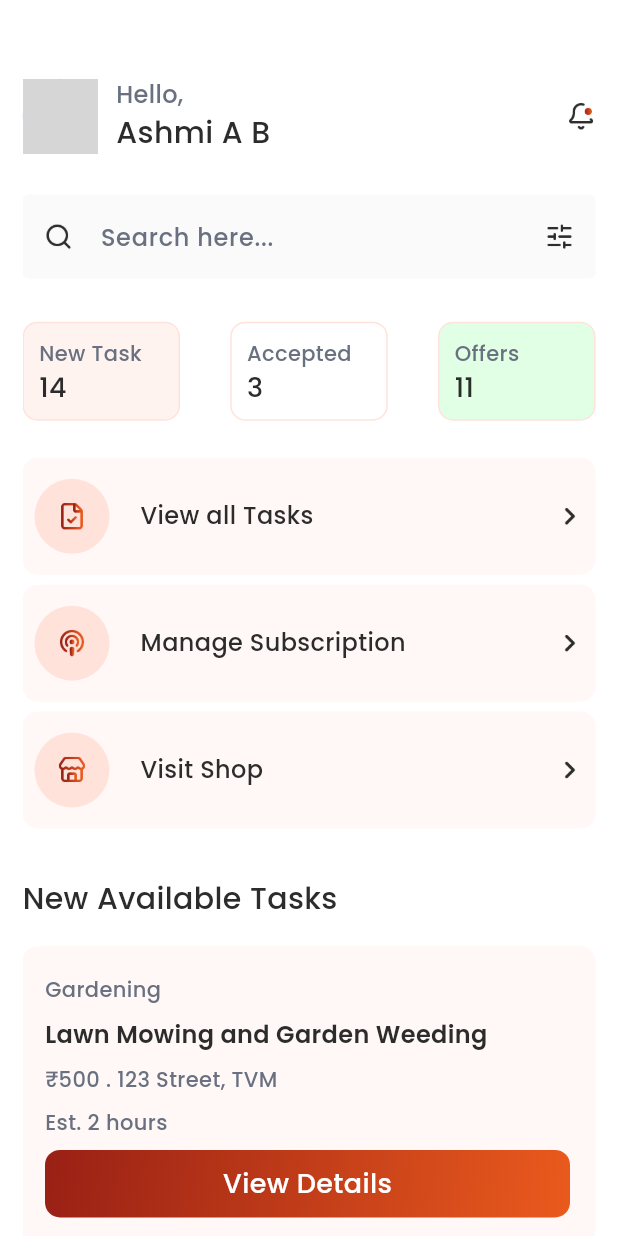
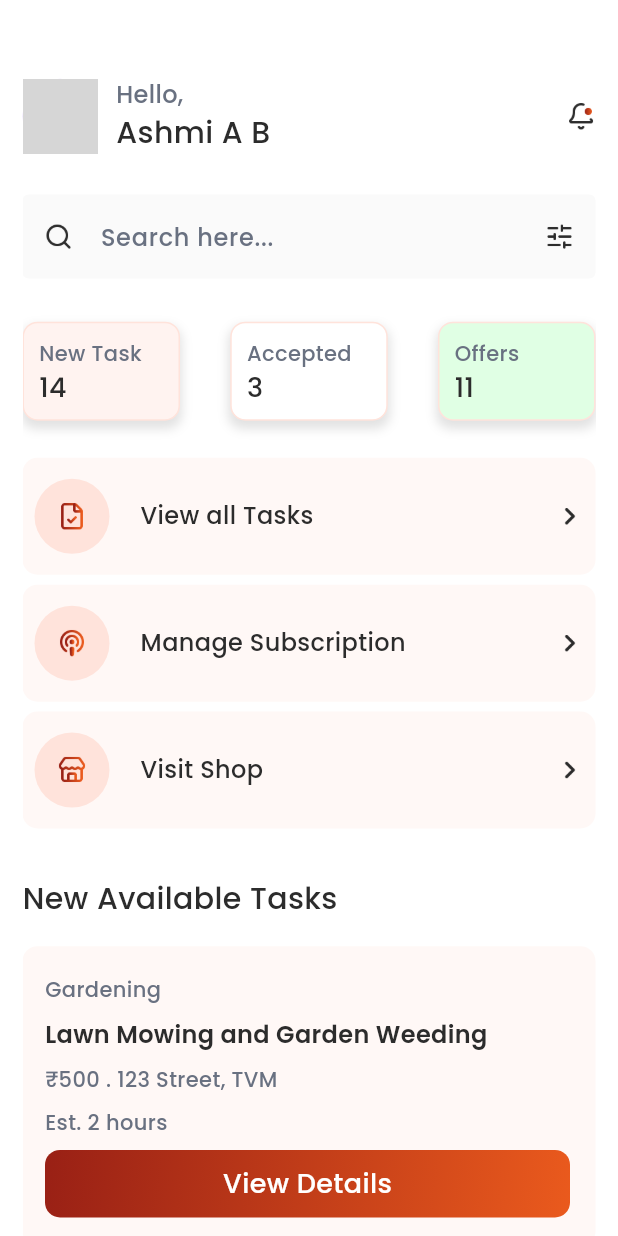
Before and after one commit to josephinegeorgy/viavita, a Flutter app: the WorkerHomeWidget screen opened directly, on a phone screen of 412 x 824 dp. Run offline on Flutter 3.47's test engine with Material 3 defaults, Android fonts, the phone set to English and light mode, and no system bars; our stand-ins replace google_fonts; network calls fail; grey boxes are pictures that could not be loaded.

Commit message:
added boxshadows

```diff
--- a/lib/Worker/Home/widgets/containerblocks.dart
+++ b/lib/Worker/Home/widgets/containerblocks.dart
@@ -23,6 +23,14 @@ class CountContainerWidgets extends StatelessWidget {
         color: bgColor,
         borderRadius: BorderRadius.circular(10),
         border: Border.all(color: AppColors.containerborder, width: 1),
+          boxShadow: [
+            BoxShadow(
+              color: Colors.grey.withOpacity(0.3),
+              spreadRadius: 1,
+              blurRadius: 5,
+              offset: const Offset(0, 4),
+            ),
+          ],
       ),
       child: Padding(
         padding: const EdgeInsets.all(10.0),
--- a/lib/main.dart
+++ b/lib/main.dart
@@ -17,6 +17,6 @@ class MyApp extends StatelessWidget {
   Widget build(BuildContext context) {
     return MaterialApp(
       theme: ThemeData(fontFamily: GoogleFonts.poppins().fontFamily),
-      home: SKHomePageWidget(), debugShowCheckedModeBanner: false);
+      home: WorkerHomeWidget(), debugShowCheckedModeBanner: false);
   }
 }
```
